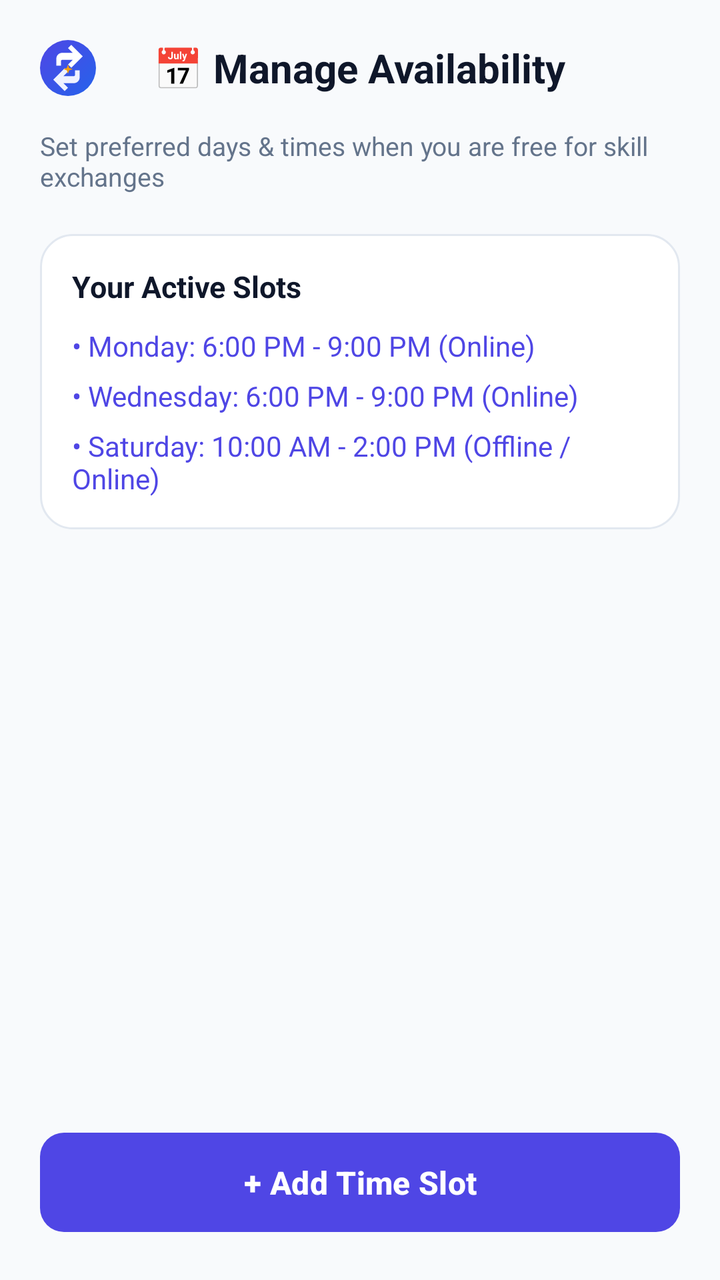
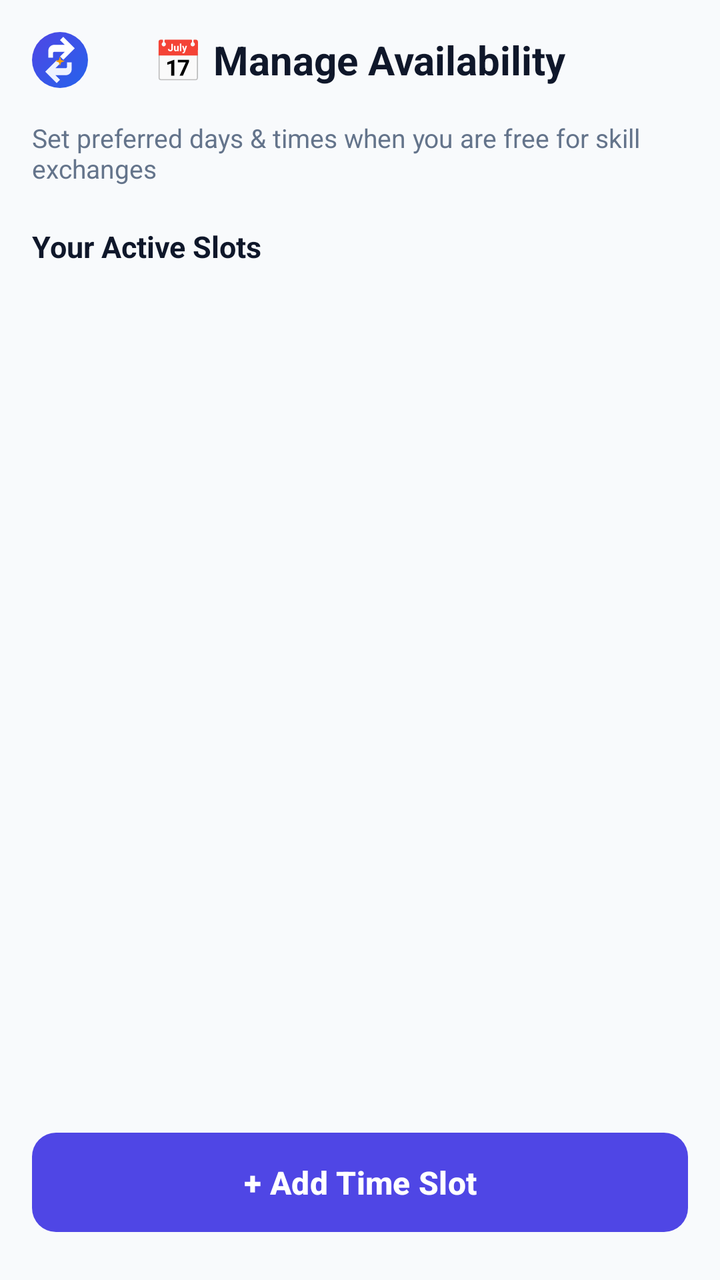

Screens rendered from an Android XML layout before and after an edit, with the pre-edit source and the edit as a unified diff.
<!-- AndroidManifest.xml: application theme Theme.SkillBarter -->
<!-- res/layout/activity_availability.xml -->
<?xml version="1.0" encoding="utf-8"?>
<LinearLayout xmlns:android="http://schemas.android.com/apk/res/android"
    android:layout_width="match_parent"
    android:layout_height="match_parent"
    android:background="@color/bg_light"
    android:orientation="vertical"
    android:padding="20dp">

    
    <RelativeLayout
        android:layout_width="match_parent"
        android:layout_height="wrap_content">

        <ImageView
            android:id="@+id/ivBack"
            android:layout_width="28dp"
            android:layout_height="28dp"
            android:layout_alignParentStart="true"
            android:layout_centerVertical="true"
            android:src="@drawable/ic_logo" />

        <TextView
            android:layout_width="wrap_content"
            android:layout_height="wrap_content"
            android:layout_centerInParent="true"
            android:text="📅 Manage Availability"
            android:textColor="@color/text_primary"
            android:textSize="20sp"
            android:textStyle="bold" />

    </RelativeLayout>

    <TextView
        android:layout_width="wrap_content"
        android:layout_height="wrap_content"
        android:layout_marginTop="16dp"
        android:text="Set preferred days &amp; times when you are free for skill exchanges"
        android:textColor="@color/text_secondary"
        android:textSize="13sp" />

    <LinearLayout
        android:layout_width="match_parent"
        android:layout_height="wrap_content"
        android:layout_marginTop="20dp"
        android:background="@drawable/bg_rounded_card"
        android:orientation="vertical"
        android:padding="16dp">

        <TextView
            android:layout_width="wrap_content"
            android:layout_height="wrap_content"
            android:text="Your Active Slots"
            android:textColor="@color/text_primary"
            android:textSize="15sp"
            android:textStyle="bold" />

        <TextView
            android:id="@+id/tvSlot1"
            android:layout_width="wrap_content"
            android:layout_height="wrap_content"
            android:layout_marginTop="10dp"
            android:text="• Monday: 6:00 PM - 9:00 PM (Online)"
            android:textColor="@color/primary"
            android:textSize="14sp" />

        <TextView
            android:id="@+id/tvSlot2"
            android:layout_width="wrap_content"
            android:layout_height="wrap_content"
            android:layout_marginTop="6dp"
            android:text="• Wednesday: 6:00 PM - 9:00 PM (Online)"
            android:textColor="@color/primary"
            android:textSize="14sp" />

        <TextView
            android:id="@+id/tvSlot3"
            android:layout_width="wrap_content"
            android:layout_height="wrap_content"
            android:layout_marginTop="6dp"
            android:text="• Saturday: 10:00 AM - 2:00 PM (Offline / Online)"
            android:textColor="@color/primary"
            android:textSize="14sp" />

    </LinearLayout>

    <View
        android:layout_width="match_parent"
        android:layout_height="0dp"
        android:layout_weight="1" />

    <Button
        android:id="@+id/btnAddSlot"
        style="@style/Widget.SkillBarter.Button"
        android:layout_width="match_parent"
        android:layout_height="wrap_content"
        android:text="+ Add Time Slot" />

</LinearLayout>
<!-- resources referenced by this layout -->
<resources>
  <color name="bg_light">#F8FAFC</color>
  <color name="primary">#4F46E5</color>
  <color name="text_primary">#0F172A</color>
  <color name="text_secondary">#64748B</color>
  <!-- drawable bg_rounded_card (drawable) -->
  <?xml version="1.0" encoding="utf-8"?>
  <shape xmlns:android="http://schemas.android.com/apk/res/android"
      android:shape="rectangle">
      <solid android:color="@color/surface_white" />
      <corners android:radius="16dp" />
      <stroke android:width="1dp" android:color="@color/divider_color" />
  </shape>
  <!-- drawable ic_logo (drawable) -->
  <vector xmlns:android="http://schemas.android.com/apk/res/android"
      xmlns:aapt="http://schemas.android.com/aapt"
      android:width="96dp"
      android:height="96dp"
      android:viewportWidth="96"
      android:viewportHeight="96">
  
    
    <path
        android:pathData="M48,0A48,48 0,1 1,0,48 48,48 0,0 1,48,0Z">
      <aapt:attr name="android:fillColor">
        <gradient
            android:startX="0"
            android:startY="0"
            android:endX="96"
            android:endY="96"
            android:type="linear">
          <item android:offset="0.0" android:color="#4F46E5"/>
          <item android:offset="1.0" android:color="#2563EB"/>
        </gradient>
      </aapt:attr>
    </path>
  
    
    <path
        android:fillColor="#FFFFFF"
        android:pathData="M28,32 C28,26.477 32.477,22 38,22 L56,22 L48,14 L53.657,8.343 L73.314,28 L53.657,47.657 L48,42 L56,34 L38,34 C36.895,34 36,34.895 36,36 L36,44 L28,44 L28,32 Z"/>
  
    
    <path
        android:fillColor="#EEF2FF"
        android:pathData="M68,64 C68,69.523 63.523,74 58,74 L40,74 L48,82 L42.343,87.657 L22.686,68 L42.343,48.343 L48,54 L40,62 L58,62 C59.105,62 60,61.105 60,60 L60,52 L68,52 L68,64 Z"/>
  
    
    <path
        android:fillColor="#F59E0B"
        android:pathData="M48,42 L50,48 L56,50 L50,52 L48,58 L46,52 L40,50 L46,48 Z"/>
  
  </vector>
  <style name="Widget.SkillBarter.Button" parent="Widget.Material3.Button">
          <item name="backgroundTint">@color/primary</item>
          <item name="android:textColor">@color/white</item>
          <item name="cornerRadius">12dp</item>
          <item name="android:paddingTop">14dp</item>
          <item name="android:paddingBottom">14dp</item>
          <item name="android:textStyle">bold</item>
          <item name="android:textSize">16sp</item>
      </style>
  <style name="Theme.SkillBarter" parent="Base.Theme.SkillBarter" />
  <color name="surface_white">#FFFFFF</color>
  <color name="divider_color">#E2E8F0</color>
  <color name="white">#FFFFFF</color>
  <style name="Base.Theme.SkillBarter" parent="Theme.Material3.DayNight.NoActionBar">
          <item name="colorPrimary">@color/primary</item>
          <item name="colorOnPrimary">@color/white</item>
          <item name="colorPrimaryContainer">@color/primary_light</item>
          <item name="colorOnPrimaryContainer">@color/primary</item>
          <item name="android:colorBackground">@color/bg_light</item>
          <item name="colorSurface">@color/surface_white</item>
          <item name="colorOnSurface">@color/text_primary</item>
          <item name="colorOnSurfaceVariant">@color/text_secondary</item>
          <item name="android:statusBarColor">@color/bg_light</item>
          <item name="android:windowLightStatusBar">true</item>
      </style>
  <color name="primary_light">#EEF2FF</color>
</resources>

<!-- the commit's change to res/layout/activity_availability.xml (unified diff, before → after) -->
@@ -1,10 +1,14 @@
 <?xml version="1.0" encoding="utf-8"?>
 <LinearLayout xmlns:android="http://schemas.android.com/apk/res/android"
+    xmlns:app="http://schemas.android.com/apk/res-auto"
     android:layout_width="match_parent"
     android:layout_height="match_parent"
     android:background="@color/bg_light"
     android:orientation="vertical"
-    android:padding="20dp">
+    android:paddingStart="16dp"
+    android:paddingTop="16dp"
+    android:paddingEnd="16dp"
+    android:paddingBottom="20dp">
 
     
     <RelativeLayout
@@ -38,61 +42,45 @@
         android:textColor="@color/text_secondary"
         android:textSize="13sp" />
 
-    <LinearLayout
+    <TextView
+        android:layout_width="wrap_content"
+        android:layout_height="wrap_content"
+        android:layout_marginTop="20dp"
+        android:text="Your Active Slots"
+        android:textColor="@color/text_primary"
+        android:textSize="15sp"
+        android:textStyle="bold" />
+
+    <androidx.recyclerview.widget.RecyclerView
+        android:id="@+id/rvSlots"
+        android:layout_width="match_parent"
+        android:layout_height="0dp"
+        android:layout_marginTop="10dp"
+        android:layout_weight="1"
+        android:clipToPadding="false"
+        android:overScrollMode="never"
+        app:layoutManager="androidx.recyclerview.widget.LinearLayoutManager" />
+
+    <TextView
+        android:id="@+id/tvEmpty"
         android:layout_width="match_parent"
         android:layout_height="wrap_content"
-        android:layout_marginTop="20dp"
+        android:layout_marginTop="24dp"
         android:background="@drawable/bg_rounded_card"
-        android:orientation="vertical"
-        android:padding="16dp">
-
-        <TextView
-            android:layout_width="wrap_content"
-            android:layout_height="wrap_content"
-            android:text="Your Active Slots"
-            android:textColor="@color/text_primary"
-            android:textSize="15sp"
-            android:textStyle="bold" />
-
-        <TextView
-            android:id="@+id/tvSlot1"
-            android:layout_width="wrap_content"
-            android:layout_height="wrap_content"
-            android:layout_marginTop="10dp"
-            android:text="• Monday: 6:00 PM - 9:00 PM (Online)"
-            android:textColor="@color/primary"
-            android:textSize="14sp" />
-
-        <TextView
-            android:id="@+id/tvSlot2"
-            android:layout_width="wrap_content"
-            android:layout_height="wrap_content"
-            android:layout_marginTop="6dp"
-            android:text="• Wednesday: 6:00 PM - 9:00 PM (Online)"
-            android:textColor="@color/primary"
-            android:textSize="14sp" />
-
-        <TextView
-            android:id="@+id/tvSlot3"
-            android:layout_width="wrap_content"
-            android:layout_height="wrap_content"
-            android:layout_marginTop="6dp"
-            android:text="• Saturday: 10:00 AM - 2:00 PM (Offline / Online)"
-            android:textColor="@color/primary"
-            android:textSize="14sp" />
-
-    </LinearLayout>
-
-    <View
-        android:layout_width="match_parent"
-        android:layout_height="0dp"
-        android:layout_weight="1" />
+        android:gravity="center"
+        android:padding="20dp"
+        android:text="No time slots yet.\nAdd one so other members know when you are free."
+        android:textColor="@color/text_secondary"
+        android:textSize="13sp"
+        android:visibility="gone" />
 
     <Button
         android:id="@+id/btnAddSlot"
         style="@style/Widget.SkillBarter.Button"
         android:layout_width="match_parent"
         android:layout_height="wrap_content"
+        android:layout_marginTop="16dp"
+        android:minHeight="48dp"
         android:text="+ Add Time Slot" />
 
 </LinearLayout>
